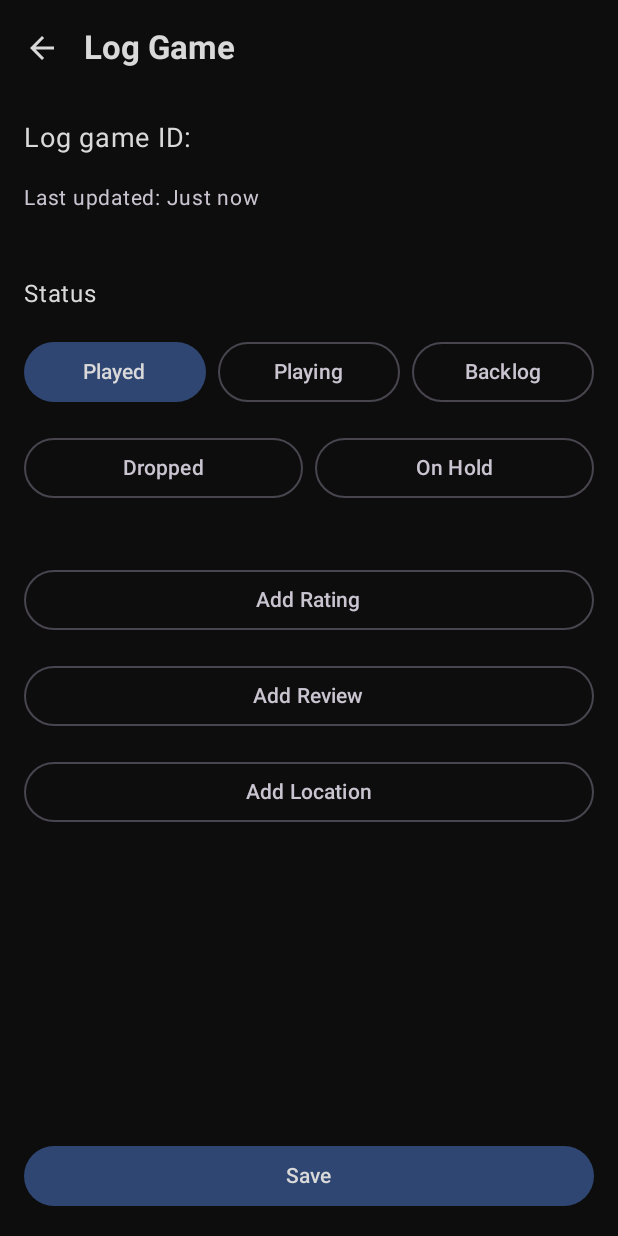
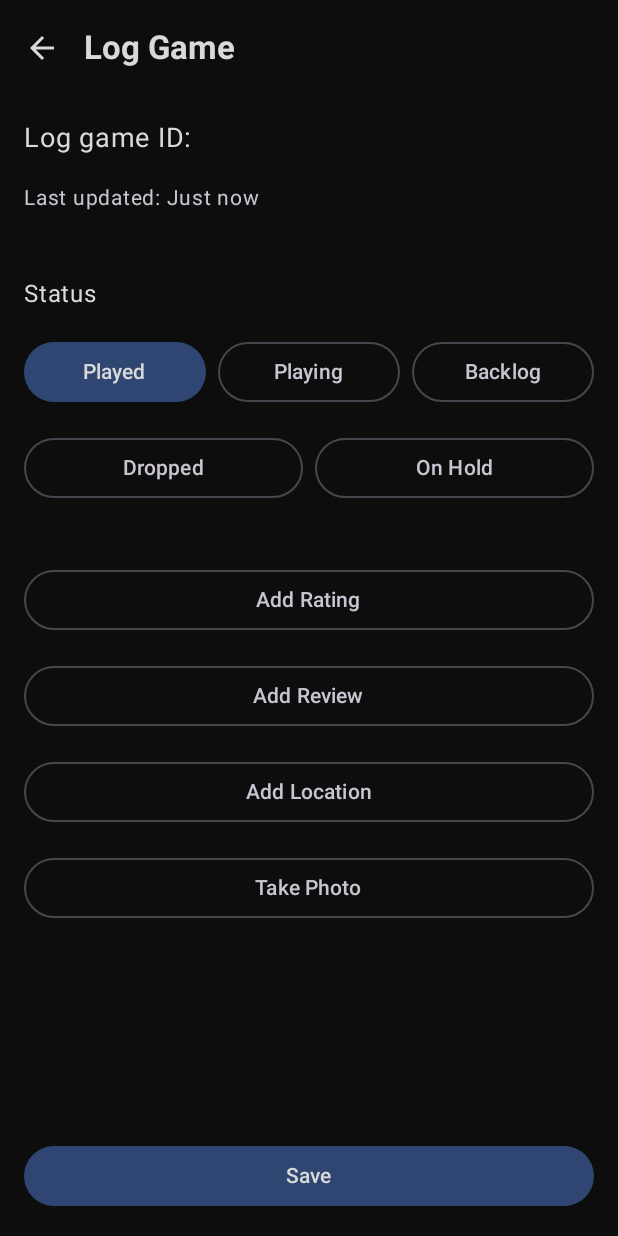
Before and after one commit to LeonStansfield/GameLogger, an Android app built with Jetpack Compose: the composable LogGameScreen called with empty values, after a tap on "Save", on a phone screen of 412 x 824 dp. Run offline under Robolectric (Android 15) with nearby library versions, the phone set to English and light mode, and no system bars; our stand-ins replace Room's generated code, livedata-compose; pictures from the network do not load; Roboto replaces fonts that are not available here; 3 other taps on this screen came first.

Commit message:
Implemented Photo Taking - photos can be taken during logging and viewed in logs

```diff
--- a/app/src/main/AndroidManifest.xml
+++ b/app/src/main/AndroidManifest.xml
@@ -5,6 +5,11 @@
     <uses-permission android:name="android.permission.INTERNET" />
     <uses-permission android:name="android.permission.ACCESS_FINE_LOCATION" />
     <uses-permission android:name="android.permission.ACCESS_COARSE_LOCATION" />
+    <uses-permission android:name="android.permission.CAMERA" />
+
+    <uses-feature
+        android:name="android.hardware.camera"
+        android:required="false" />
 
     <application
         android:allowBackup="true"
--- a/app/src/main/java/com/example/gamelogger/data/db/GameLog.kt
+++ b/app/src/main/java/com/example/gamelogger/data/db/GameLog.kt
@@ -24,5 +24,6 @@ data class GameLog(
     val longitude: Double? = null,
     val locationName: String? = null,
     val title: String? = null,
-    val posterUrl: String? = null
+    val posterUrl: String? = null,
+    val photoUri: String? = null
 )
--- a/app/src/main/java/com/example/gamelogger/data/db/GameLoggerDatabase.kt
+++ b/app/src/main/java/com/example/gamelogger/data/db/GameLoggerDatabase.kt
@@ -9,7 +9,7 @@ import androidx.room.AutoMigration
 
 @Database(
     entities = [GameLog::class],
-    version = 6,
+    version = 7,
     exportSchema = true,
     autoMigrations = [
         AutoMigration (from = 5, to = 6)
--- a/app/src/main/java/com/example/gamelogger/ui/features/loggame/LogGameScreen.kt
+++ b/app/src/main/java/com/example/gamelogger/ui/features/loggame/LogGameScreen.kt
@@ -23,6 +23,7 @@ import androidx.compose.runtime.Composable
 import androidx.compose.runtime.LaunchedEffect
 import androidx.compose.runtime.collectAsState
 import androidx.compose.runtime.getValue
+import androidx.compose.runtime.livedata.observeAsState
 import androidx.compose.runtime.mutableStateOf
 import androidx.compose.runtime.remember
 import androidx.compose.runtime.rememberCoroutineScope
@@ -34,11 +35,15 @@ import kotlinx.coroutines.launch
 import androidx.compose.runtime.rememberCoroutineScope
 import androidx.compose.foundation.verticalScroll
 import androidx.compose.foundation.rememberScrollState
+import androidx.compose.ui.layout.ContentScale
 import androidx.compose.ui.unit.dp
 import androidx.compose.ui.unit.sp
 import androidx.lifecycle.viewmodel.compose.viewModel
+import androidx.navigation.NavHostController
+import coil.compose.AsyncImage
 import com.example.gamelogger.data.db.GameLoggerDatabase
 import com.example.gamelogger.data.db.GameStatus
+import com.example.gamelogger.ui.navigation.AppDestinations
 import com.example.gamelogger.util.formatRelativeTime
 import com.google.android.gms.maps.model.LatLng
 import kotlinx.coroutines.launch
@@ -47,6 +52,7 @@ import kotlinx.coroutines.launch
 @Composable
 fun LogGameScreen(
     gameId: String,
+    navController: NavHostController,
     onBackClick: () -> Unit,
     onNavigateToReview: (String, String?) -> Unit,
     viewModel: LogGameViewModel = viewModel(
@@ -63,12 +69,31 @@ fun LogGameScreen(
     var selectedLongitude by remember { mutableStateOf<Double?>(null) }
     var selectedLocationName by remember { mutableStateOf<String?>(null) }
 
+    var selectedPhotoUri by remember { mutableStateOf<String?>(null) }
+
     var showRatingDialog by remember { mutableStateOf(false) }
     var showLocationDialog by remember { mutableStateOf(false) }
     var showReviewDialog by remember { mutableStateOf(false) }
     var selectedReview by remember { mutableStateOf<String?>(null) }
 
     val coroutineScope = rememberCoroutineScope()
+
+    // Listen for result from CameraScreen
+    // Watches the "photo_uri" key in navigation backstack
+    val currentBackStackEntry = navController.currentBackStackEntry
+    val savedStateHandle = currentBackStackEntry?.savedStateHandle
+    val returnedPhotoUriState = savedStateHandle?.getLiveData<String>("photo_uri")?.observeAsState()
+
+    // Update local state when photo returns
+    LaunchedEffect(returnedPhotoUriState?.value) {
+        val uri = returnedPhotoUriState?.value
+
+        if (uri != null) {
+            selectedPhotoUri = uri
+            // Clear result so is not re-processed on rotation
+            savedStateHandle?.remove<String>("photo_uri")
+        }
+    }
 
     LaunchedEffect(gameLog) {
         if (selectedStatus == null) {
@@ -79,6 +104,7 @@ fun LogGameScreen(
                 selectedLongitude = it.longitude
                 selectedLocationName = it.locationName
                 selectedReview = it.review
+                selectedPhotoUri = it.photoUri
             }
         }
     }
@@ -220,6 +246,29 @@ fun LogGameScreen(
                 )
             }
 
+            // Camera Button
+            OutlinedButton(
+                onClick = {
+                    // Navigate to Camera Screen
+                    navController.navigate(AppDestinations.CAMERA)
+                },
+                modifier = Modifier.fillMaxWidth()
+            ) {
+                Text(if (selectedPhotoUri != null) "Retake Photo" else "Take Photo")
+            }
+
+            // Display Photo
+            if (selectedPhotoUri != null) {
+                AsyncImage(
+                    model = selectedPhotoUri,
+                    contentDescription = "Memory",
+                    modifier = Modifier
+                        .fillMaxWidth()
+                        .height(200.dp),
+                    contentScale = ContentScale.Crop
+                )
+            }
+
             Spacer(modifier = Modifier.weight(1f))
 
             // Save button
@@ -234,7 +283,8 @@ fun LogGameScreen(
                                 review = selectedReview,
                                 latitude = selectedLatitude,
                                 longitude = selectedLongitude,
-                                locationName = selectedLocationName // Now correctly passing the name
+                                locationName = selectedLocationName,
+                                photoUri = selectedPhotoUri
                             )
                         }
                         onBackClick()
--- a/app/src/main/java/com/example/gamelogger/ui/features/loggame/LogGameViewModel.kt
+++ b/app/src/main/java/com/example/gamelogger/ui/features/loggame/LogGameViewModel.kt
@@ -28,7 +28,8 @@ class LogGameViewModel(
         review: String? = null,
         latitude: Double? = null,
         longitude: Double? = null,
-        locationName: String? = null
+        locationName: String? = null,
+        photoUri: String? = null
     ) {
         // Fetch game details to get title and poster
         val details = try {
@@ -52,7 +53,8 @@ class LogGameViewModel(
             longitude = longitude,
             locationName = locationName,
             title = title,
-            posterUrl = posterUrl
+            posterUrl = posterUrl,
+            photoUri = photoUri
         )
         gameLogDao.insertOrUpdateGameLog(gameLog)
     }
--- a/gradle/libs.versions.toml
+++ b/gradle/libs.versions.toml
@@ -14,12 +14,14 @@ kotlinxSerialization = "1.6.3"
 navigationCompose = "2.7.7"
 room = "2.8.3"
 ksp = "2.2.20-2.0.4"
+runtimeLivedata = "1.10.0"
 secrets-gradle-plugin = "2.0.1"
 maps-compose = "6.4.0"
 play-services-maps = "19.0.0"
 uiTextGoogleFonts = "1.9.4"
 
 [libraries]
+androidx-compose-runtime-livedata = { module = "androidx.compose.runtime:runtime-livedata", version.ref = "runtimeLivedata" }
 androidx-compose-ui-text-google-fonts = { module = "androidx.compose.ui:ui-text-google-fonts", version.ref = "uiTextGoogleFonts" }
 androidx-core-ktx = { group = "androidx.core", name = "core-ktx", version.ref = "coreKtx" }
 junit = { group = "junit", name = "junit", version.ref = "junit" }
```
Also changed, not shown: app/build.gradle.kts (+9 -1 lines), app/src/main/java/com/example/gamelogger/ui/features/camera/CameraScreen.kt (added, +166 -0 lines), app/src/main/java/com/example/gamelogger/ui/features/diary/DiaryScreen.kt (+44 -1 lines), app/src/main/java/com/example/gamelogger/ui/navigation/AppNavigation.kt (+15 -1 lines), 1 other file.
